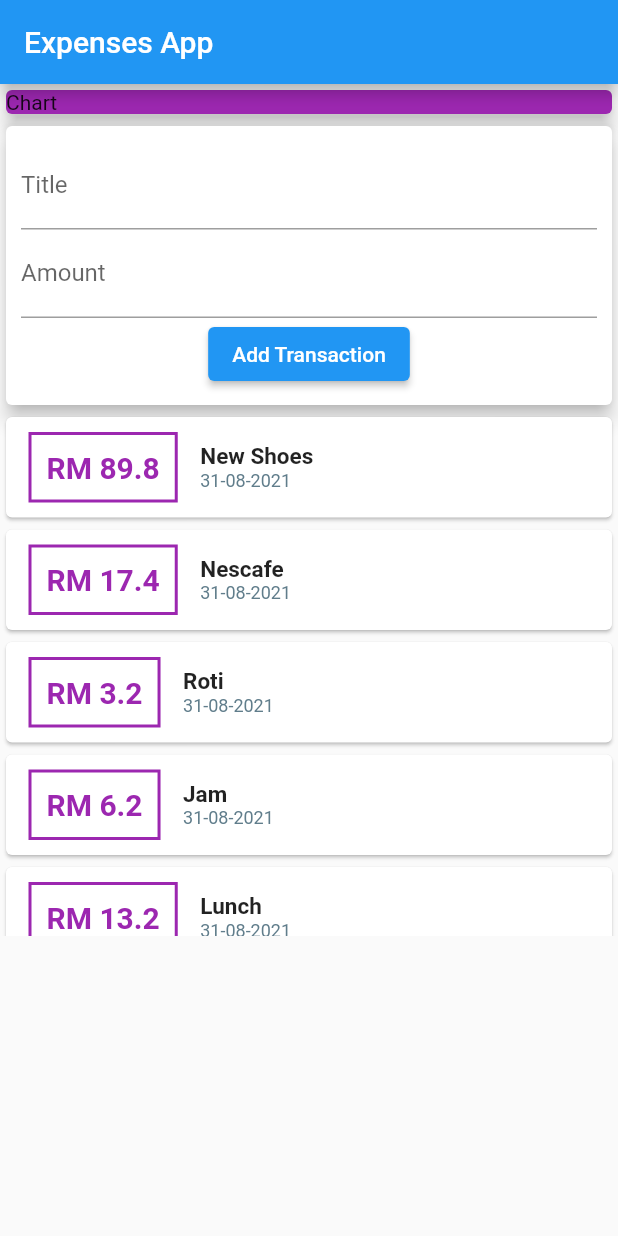
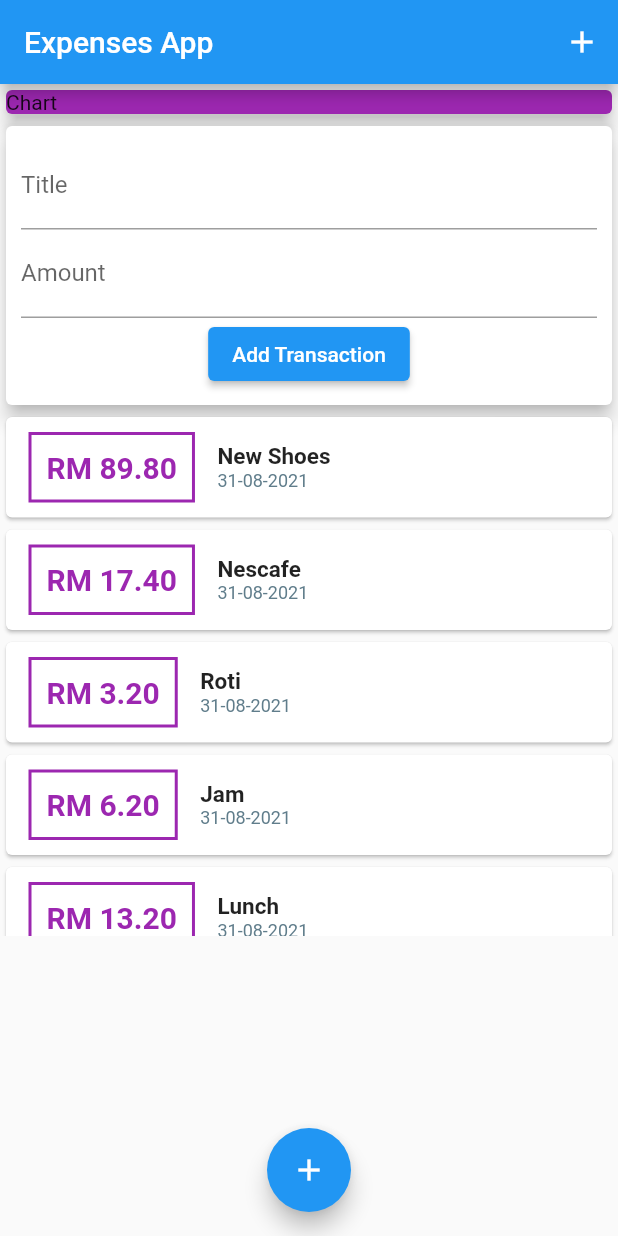
Before and after one commit to walidwazini/Flutter-ExpensesApp-1, a Flutter app: the screen it shows after launch, after a tap on "Add Transaction", on a phone screen of 412 x 824 dp. Run offline on Flutter 3.47's test engine with Material 2 defaults, Android fonts, the phone set to English and light mode, and no system bars.

```diff
--- a/lib/main.dart
+++ b/lib/main.dart
@@ -1,4 +1,5 @@
 import 'package:flutter/material.dart';
+import 'package:personal_expenses_app_1/widgets/new_transaction.dart';
 import './widgets/user_transactions.dart';
 
 
@@ -17,17 +18,22 @@ class MyApp extends StatelessWidget {
 }
 
 class MyHomePage extends StatelessWidget {
-  //final List<Transaction> transactionsListMain = [];
-
-  // late String titleInput;
-  // var  amountInput;
   final titleController = TextEditingController();
   final amountController = TextEditingController();
+
+  void startAddNewTransaction(BuildContext ctx) {
+    showModalBottomSheet(context: ctx, builder:(_) {
+      return NewTransaction(addTx);
+    },);
+  }
 
   @override
   Widget build(BuildContext context) {
     return Scaffold(
       appBar: AppBar(
+        actions: [
+          IconButton(onPressed: (){}, icon: Icon(Icons.add),)
+        ],
         title: Text('Expenses App'),
       ),
       body: SingleChildScrollView(
@@ -47,6 +53,11 @@ class MyHomePage extends StatelessWidget {
           ],
         ),
       ),
+      floatingActionButtonLocation: FloatingActionButtonLocation.centerFloat,
+      floatingActionButton: FloatingActionButton(
+        child: Icon(Icons.add),
+        onPressed: (){},
+      ),
     );
   }
 }
--- a/lib/widgets/new_transaction.dart
+++ b/lib/widgets/new_transaction.dart
@@ -8,6 +8,20 @@ class NewTransaction extends StatelessWidget {
   final amountController = TextEditingController();
 
   NewTransaction(this.addTx);
+
+  void submitData(){
+    final enteredTitle = titleController.text;
+    final enteredAmount = double.parse(amountController.text);
+
+    if (enteredTitle.isEmpty || enteredAmount <= 0) {
+      return ;
+    }
+
+    addTx(
+        titleController.text,
+        double.parse(amountController.text)
+    );
+  }
 
   @override
   Widget build(BuildContext context) {
@@ -20,19 +34,19 @@ class NewTransaction extends StatelessWidget {
             TextField(
               decoration: InputDecoration(labelText: 'Title'),
               controller: titleController,
+              onSubmitted: (_) => submitData(),
               // onChanged: (val){ titleInput = val;},
             ),
             TextField(
               decoration: InputDecoration(labelText: 'Amount'),
               controller: amountController,
               keyboardType: TextInputType.number,
+              onSubmitted: (_) => submitData(),
               //onChanged: (val) => amountInput = val,
             ),
             ElevatedButton(
               child: Text('Add Transaction'),
-              onPressed: () {
-                addTx(titleController.text,double.parse(amountController.text));
-              },
+              onPressed: submitData,
             ),
           ],
         ),
--- a/lib/widgets/transaction_list.dart
+++ b/lib/widgets/transaction_list.dart
@@ -12,7 +12,8 @@ class TransactionList extends StatelessWidget {
   Widget build(BuildContext context) {
     return Container(
       height: 350,
-      child: ListView(children: transactions.map((tx){
+      child: ListView.builder(
+        itemBuilder: (ctx, index){
           return Card(child: Row(
             children: <Widget>[
               Container(
@@ -20,7 +21,7 @@ class TransactionList extends StatelessWidget {
                   decoration: BoxDecoration(border: Border.all(color: Colors.purple, width: 2)),
                   padding: EdgeInsets.all(10),
                   child: Text(
-                  'RM ${tx.amount}',
+                    'RM ${transactions[index].amount.toStringAsFixed(2)}',
                     // remove tx.amount.toString()
                     style: TextStyle(
                         fontWeight: FontWeight.bold,
@@ -33,13 +34,13 @@ class TransactionList extends StatelessWidget {
                 crossAxisAlignment: CrossAxisAlignment.start,
                 children: [
                   Text(
-                  tx.title,
+                    transactions[index].title,
                     style: TextStyle(
                       fontSize: 15, fontWeight: FontWeight.bold,
                     ),
                   ),
                   Text(
-                  DateFormat('dd-MM-yyyy').format(tx.date),
+                    DateFormat('dd-MM-yyyy').format(transactions[index].date),
                     style: TextStyle(
                       fontSize: 12, color: Colors.blueGrey,
                     ),
@@ -47,7 +48,9 @@ class TransactionList extends StatelessWidget {
                 ],)
             ],
           ),);
-      }).toList(),),
+        },
+        itemCount: transactions.length,
+      ),
     );
   }
 }
```
Lines whose indentation alone changed are shown as unchanged.
